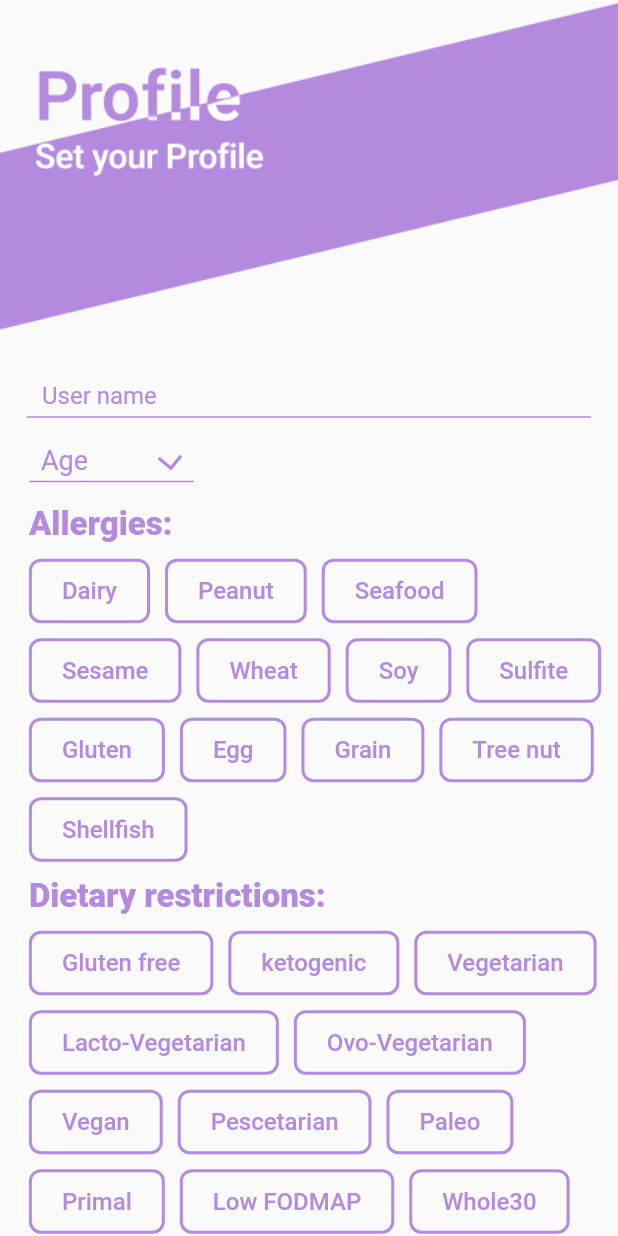
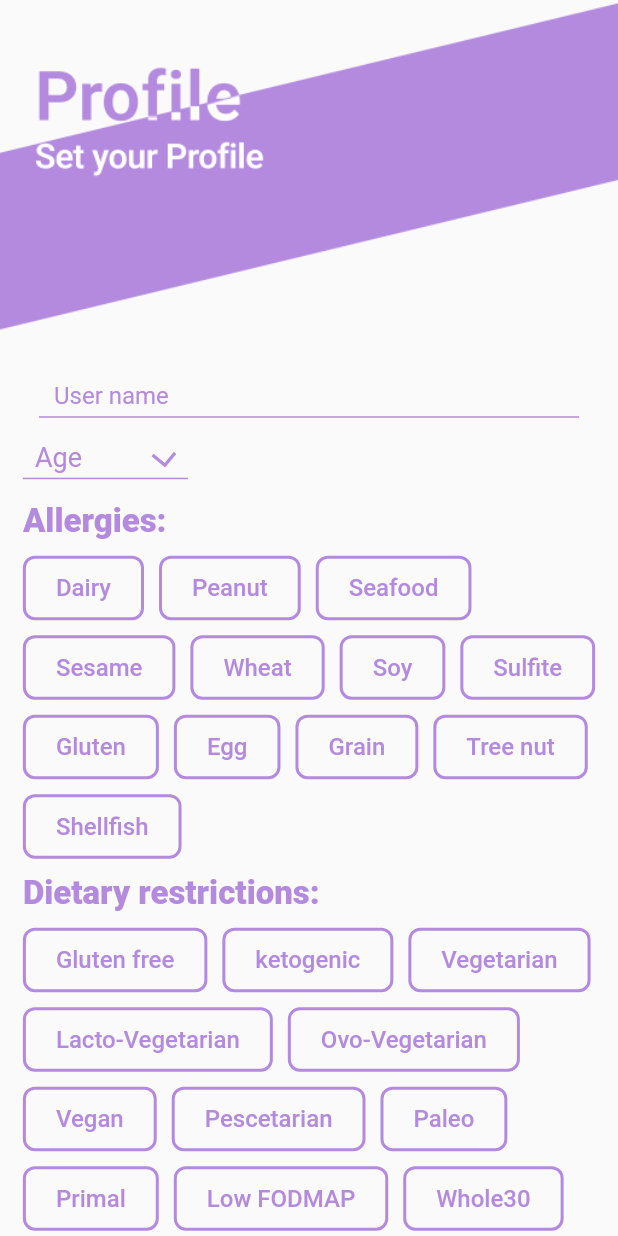
Before and after one commit to ahsandevsinn/ai_food_app, a Flutter app: the screen it shows after launch, on a phone screen of 412 x 824 dp. Run offline on Flutter 3.47's test engine with Material 2 defaults, Android fonts, the phone set to English and light mode, and no system bars; our stand-ins replace connectivity, dio, firebase_auth, firebase_core, google_sign_in, logger; accounts and stored records are empty.

Commit message:
18 august commit 2 added profile screen

```diff
--- a/lib/View/auth/profile/user_profile_screen.dart
+++ b/lib/View/auth/profile/user_profile_screen.dart
@@ -75,7 +75,7 @@ class _UserProfileScreenState extends State<UserProfileScreen> {
                 children: <Widget>[
                   Image.asset(AppAssetsImage.profile_text_background),
                   Padding(
-                    padding: const EdgeInsets.symmetric(horizontal: 8.0),
+                    padding: const EdgeInsets.symmetric(horizontal: 16.0),
                     child: CustomAppFormField(
                       texthint: "User name",
                       controller: _userNameController,
@@ -83,9 +83,7 @@ class _UserProfileScreenState extends State<UserProfileScreen> {
                   ),
                   const SizedBox(height: 10),
                   Padding(
-                    padding: const EdgeInsets.all(8.0),
-                    child: Padding(
-                      padding: const EdgeInsets.only(left: 8.0),
+                    padding: const EdgeInsets.all(6.0),
                     child: Column(
                       crossAxisAlignment: CrossAxisAlignment.start,
                       children: [
@@ -215,7 +213,6 @@ class _UserProfileScreenState extends State<UserProfileScreen> {
                       ],
                     ),
                   ),
-                  ),
                   Center(
                     child: AppButton.appButton(
                         "Save",
```
Lines whose indentation alone changed are shown as unchanged.
